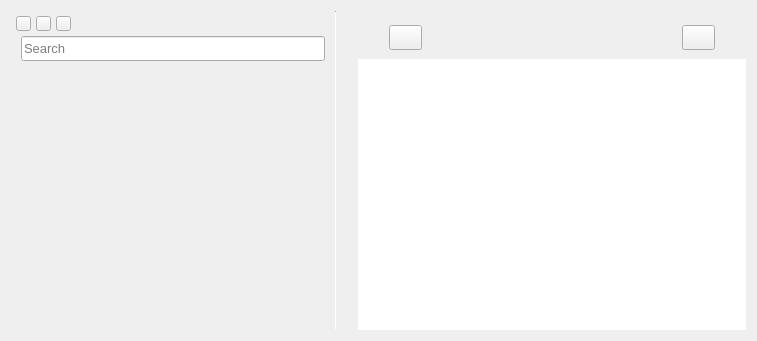
This is src/mainwindow.ui in nuttyartist/notes as Qt 5 draws it before an edit. The edited form follows.
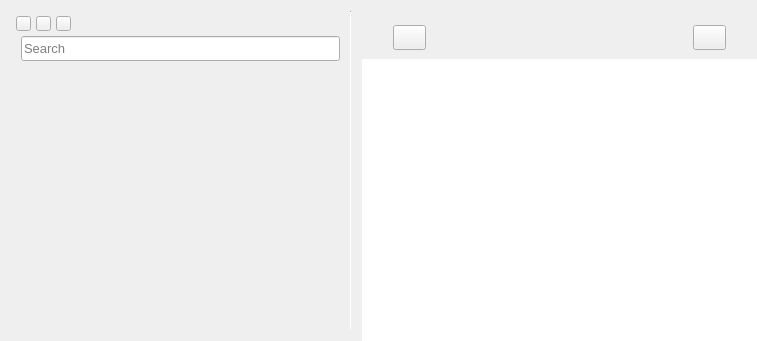
This is the edited form. Icons and pictures are not drawn.

Commit message:
Transforming verticalLayout_textEdit to QFrame
Instead of creating a new QFrame by code, use the QFrame from ui

```diff
--- a/src/mainwindow.ui
+++ b/src/mainwindow.ui
@@ -479,7 +479,7 @@
               <rect>
                <x>0</x>
                <y>0</y>
-               <width>343</width>
+               <width>214</width>
                <height>274</height>
               </rect>
              </property>
@@ -551,14 +551,23 @@
         </item>
        </layout>
       </widget>
-      <widget class="QWidget" name="layoutWidget">
+      <widget class="QFrame" name="frame">
        <layout class="QVBoxLayout" name="verticalLayout_textEdit">
         <property name="spacing">
          <number>0</number>
         </property>
+        <property name="leftMargin">
+         <number>0</number>
+        </property>
         <property name="topMargin">
          <number>0</number>
         </property>
+        <property name="rightMargin">
+         <number>0</number>
+        </property>
+        <property name="bottomMargin">
+         <number>0</number>
+        </property>
         <item>
          <spacer name="verticalSpacer_upEditorDateLabel">
           <property name="orientation">
```
The commit also changes 2 other files.
